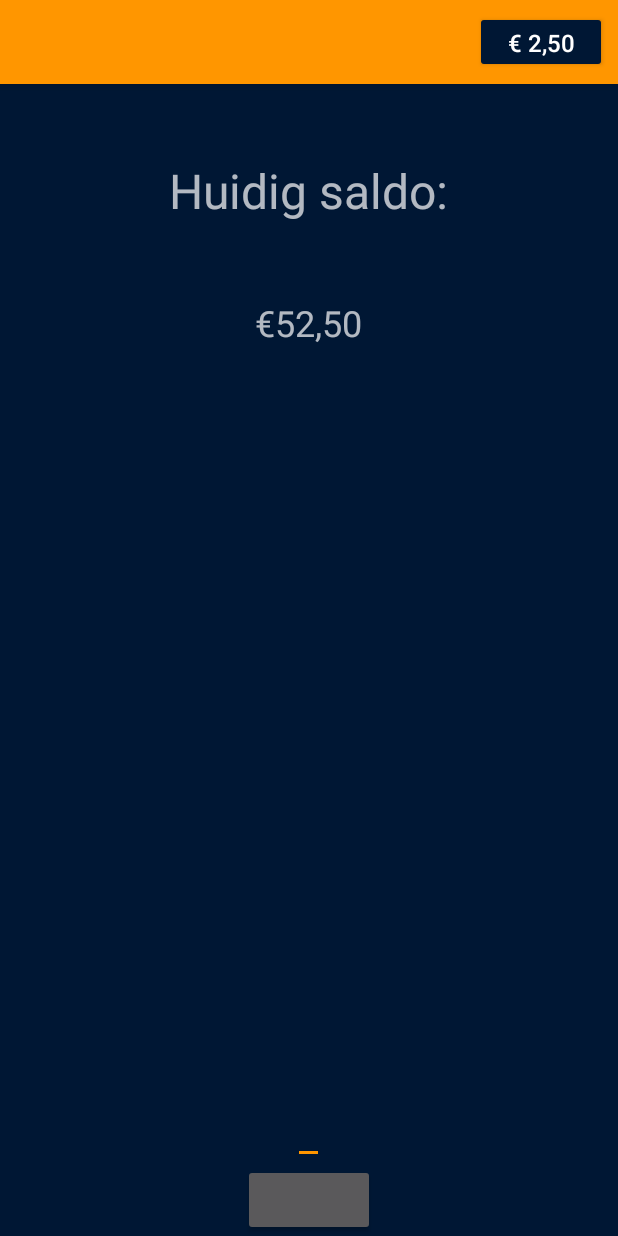
After one commit to nielss94/iHomerBestelApp, an Android app: the RefundActivity screen opened directly, with no data from a screen before it, on a phone screen of 412 x 824 dp. The commit adds this screen. Run offline under Robolectric (Android 15) with nearby library versions, the phone set to English and light mode, and no system bars.

Commit message:
RefundActivity added
Refundactivity ->
- created .java activity
- added to manifest
- added .xml
- added category in strings.xml

```diff
--- a/CustomerApp/app/src/main/AndroidManifest.xml
+++ b/CustomerApp/app/src/main/AndroidManifest.xml
@@ -24,6 +24,7 @@
         <activity android:name=".PresentationLayer.MyOrdersActivity" />
         <activity android:name=".PresentationLayer.OrderActivity" />
         <activity android:name=".PresentationLayer.OrderDetailActivity" />
+        <activity android:name=".PresentationLayer.RefundActivity"></activity>
     </application>
 
 </manifest>
--- /dev/null
+++ b/CustomerApp/app/src/main/java/com/periode4groep2/customerapp/PresentationLayer/RefundActivity.java
@@ -0,0 +1,48 @@
+package com.periode4groep2.customerapp.PresentationLayer;
+
+import android.content.Intent;
+import android.support.v7.app.AppCompatActivity;
+import android.os.Bundle;
+import android.view.View;
+import android.widget.Button;
+import android.widget.EditText;
+import android.widget.TextView;
+import android.widget.Toast;
+
+import com.periode4groep2.customerapp.R;
+
+public class RefundActivity extends AppCompatActivity implements View.OnClickListener{
+    //
+    //UI elements
+    private TextView currentBalanceHeader;
+    private TextView currentBalance;
+    private EditText refundBalanceEntry;
+    private Button refundBalanceButton;
+
+    //Domain objects
+    //private Account account;
+
+    @Override
+    protected void onCreate(Bundle savedInstanceState) {
+        super.onCreate(savedInstanceState);
+        setContentView(R.layout.activity_refund);
+
+        TextView currentBalanceHeader = (TextView)findViewById(R.id.currentBalanceHeaderTextView);
+        TextView currentBalance = (TextView)findViewById(R.id.currentBalanceTextView);
+        EditText refundBalanceEntry = (EditText)findViewById(R.id.refundBalanceEntryEditText);
+        Button refundBalanceButton = (Button)findViewById(R.id.refundBalanceButton);
+            refundBalanceButton.setOnClickListener(this);
+
+    }
+
+    @Override
+    public void onClick(View v){
+        if(v.equals(refundBalanceButton)){
+            Toast.makeText(this, "Refund balance clicked", Toast.LENGTH_SHORT).show();
+        }
+        else if(v.equals(refundBalanceButton)){
+
+            Toast.makeText(this, "Refund balance clicked", Toast.LENGTH_SHORT).show();
+        }
+    }
+}
--- a/CustomerApp/app/src/main/res/layout/activity_order_detail.xml
+++ b/CustomerApp/app/src/main/res/layout/activity_order_detail.xml
@@ -63,15 +63,21 @@
                 android:id="@+id/cancelOrderButton"
                 android:layout_width="match_parent"
                 android:layout_height="match_parent"
+                android:padding="8dp"
                 android:layout_weight="1"
+                android:background="#ff9600"
                 android:text="@string/cancel_order_button"/>
 
             <Button
                 android:id="@+id/scanOrderButton"
                 android:layout_width="match_parent"
                 android:layout_height="match_parent"
+                android:padding="8dp"
+                android:layout_marginLeft="10dp"
+                android:background="#ff9600"
                 android:layout_weight="1"
                 android:text="@string/scan_order_button"/>
+
 
         </LinearLayout>
 
--- /dev/null
+++ b/CustomerApp/app/src/main/res/layout/activity_refund.xml
@@ -0,0 +1,46 @@
+<?xml version="1.0" encoding="utf-8"?>
+<LinearLayout xmlns:android="http://schemas.android.com/apk/res/android"
+    xmlns:app="http://schemas.android.com/apk/res-auto"
+    xmlns:tools="http://schemas.android.com/tools"
+    android:layout_width="match_parent"
+    android:layout_height="match_parent"
+    android:orientation="vertical"
+    android:gravity="center_horizontal"
+    tools:context="com.periode4groep2.customerapp.PresentationLayer.RefundActivity">
+
+    <include
+        android:id="@+id/tool_bar"
+        layout="@layout/tool_bar">
+    </include>
+
+    <TextView
+        android:id="@+id/currentBalanceHeaderTextView"
+        android:layout_width="wrap_content"
+        android:layout_height="wrap_content"
+        android:layout_weight="1"
+        android:gravity="center"
+        android:textSize="32sp"
+        android:text="@string/current_balance_header"
+        />
+
+    <TextView
+        android:id="@+id/currentBalanceTextView"
+        android:layout_width="wrap_content"
+        android:layout_height="wrap_content"
+        android:layout_weight="5"
+        android:gravity="top"
+        android:textSize="24sp"
+        android:text="@string/example_balance"
+        />
+
+    <EditText
+        android:id="@+id/refundBalanceEntryEditText"
+        android:layout_width="wrap_content"
+        android:layout_height="wrap_content" />
+
+    <Button
+        android:id="@+id/refundBalanceButton"
+        android:layout_width="wrap_content"
+        android:layout_height="wrap_content"
+        />
+</LinearLayout>
--- a/CustomerApp/app/src/main/res/values/strings.xml
+++ b/CustomerApp/app/src/main/res/values/strings.xml
@@ -58,7 +58,7 @@
     <!-- Strings voor MyOrdersActivity-->
 
 
-    <!--String voor OrderDetailActivity-->
+    <!--Strings voor OrderDetailActivity-->
     <string name="total_tag_textview">Totaal: </string>
     <string name="TEST_total_price_textview">€15,55</string>
     <string name="cancel_order_button">Bestelling annuleren</string>
@@ -75,4 +75,7 @@
         Saldo terugstorten
     </string>
 
+    <!--Strings voor RefundActivity-->
+    <string name="current_balance_header">Huidig saldo:</string>
+    <string name="example_balance">€52,50</string>
 </resources>
```
